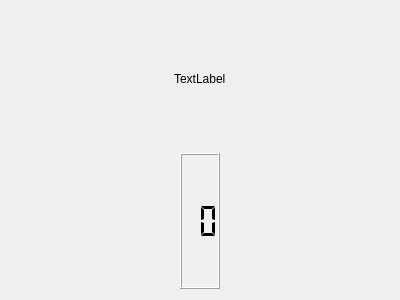
This is client/src/view/BattleWidget.ui in ZiminGrigory/SeaBattle as Qt 5 draws it before an edit. The edited form follows.
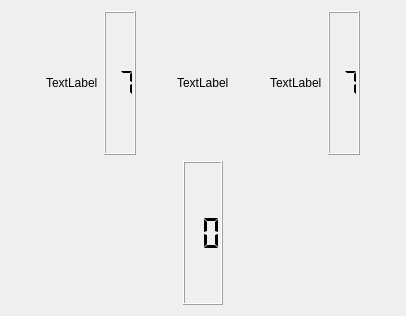
This is the edited form.

```diff
--- a/client/src/view/BattleWidget.ui
+++ b/client/src/view/BattleWidget.ui
@@ -6,8 +6,8 @@
    <rect>
     <x>0</x>
     <y>0</y>
-    <width>400</width>
-    <height>300</height>
+    <width>406</width>
+    <height>316</height>
    </rect>
   </property>
   <property name="windowTitle">
@@ -18,6 +18,48 @@
     <layout class="QVBoxLayout" name="verticalLayout">
      <item>
       <layout class="QHBoxLayout" name="horizontalLayout">
+       <item>
+        <spacer name="horizontalSpacer_5">
+         <property name="orientation">
+          <enum>Qt::Horizontal</enum>
+         </property>
+         <property name="sizeHint" stdset="0">
+          <size>
+           <width>40</width>
+           <height>20</height>
+          </size>
+         </property>
+        </spacer>
+       </item>
+       <item>
+        <widget class="QLabel" name="YouCnt">
+         <property name="text">
+          <string>TextLabel</string>
+         </property>
+        </widget>
+       </item>
+       <item>
+        <widget class="QLCDNumber" name="YouCntDisplay">
+         <property name="minimumSize">
+          <size>
+           <width>25</width>
+           <height>25</height>
+          </size>
+         </property>
+         <property name="smallDecimalPoint">
+          <bool>false</bool>
+         </property>
+         <property name="digitCount">
+          <number>2</number>
+         </property>
+         <property name="segmentStyle">
+          <enum>QLCDNumber::Flat</enum>
+         </property>
+         <property name="intValue" stdset="0">
+          <number>7</number>
+         </property>
+        </widget>
+       </item>
        <item>
         <spacer name="horizontalSpacer">
          <property name="orientation">
@@ -51,6 +93,48 @@
          </property>
         </spacer>
        </item>
+       <item>
+        <widget class="QLabel" name="EnemyCnt">
+         <property name="text">
+          <string>TextLabel</string>
+         </property>
+        </widget>
+       </item>
+       <item>
+        <widget class="QLCDNumber" name="EnemyCntDisplay">
+         <property name="minimumSize">
+          <size>
+           <width>25</width>
+           <height>25</height>
+          </size>
+         </property>
+         <property name="smallDecimalPoint">
+          <bool>false</bool>
+         </property>
+         <property name="digitCount">
+          <number>2</number>
+         </property>
+         <property name="segmentStyle">
+          <enum>QLCDNumber::Flat</enum>
+         </property>
+         <property name="intValue" stdset="0">
+          <number>7</number>
+         </property>
+        </widget>
+       </item>
+       <item>
+        <spacer name="horizontalSpacer_6">
+         <property name="orientation">
+          <enum>Qt::Horizontal</enum>
+         </property>
+         <property name="sizeHint" stdset="0">
+          <size>
+           <width>40</width>
+           <height>20</height>
+          </size>
+         </property>
+        </spacer>
+       </item>
       </layout>
      </item>
      <item>
```
Left out of the diff: 3 changed lines with no effect on the pictures.
